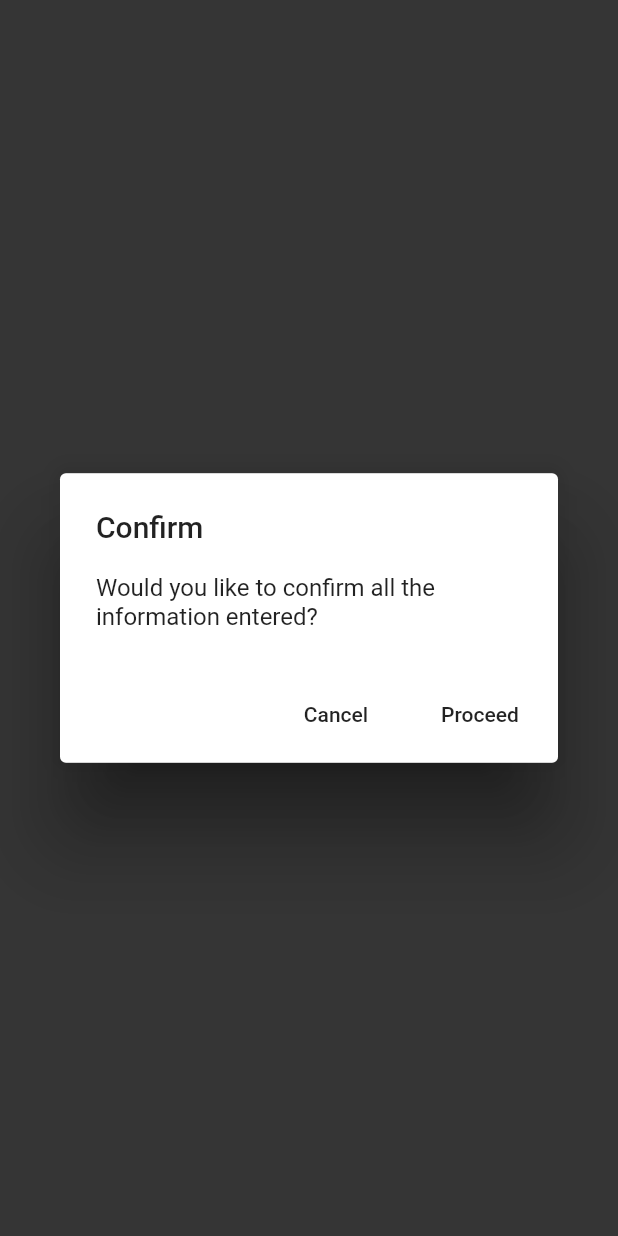
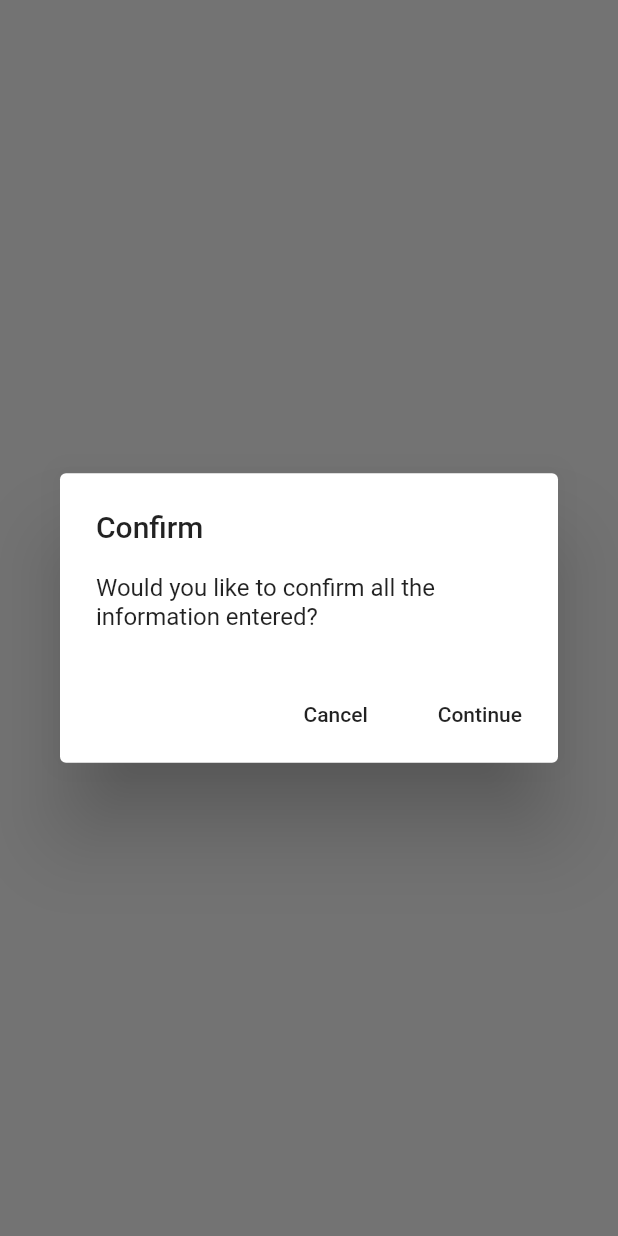
Before and after one commit to sayyidkhan/pdf_builder, a Flutter app: what showAlertDialog() shows on an empty page, opened directly, on a phone screen of 412 x 824 dp. Run offline on Flutter 3.47's test engine with Material 2 defaults, Android fonts, the phone set to English and light mode, and no system bars; our stand-ins replace flutter_datetime_picker, google_fonts, pdf, printing; missing offline and left inert: date_range_picker, flutter_full_pdf_viewer.

Commit message:
checkpoint for completing the form, now need to link the form to the pdf engine...

```diff
--- a/lib/constant/AlertBoxContent.dart
+++ b/lib/constant/AlertBoxContent.dart
@@ -18,13 +18,14 @@ class AlertBoxStatus {
       "Your document have been successfully processed."
   );
 
-  static void changeStatus(String title,String description,AlertBoxEnum alertBoxEnum){
+  static void changeStatus(String title,String description,AlertBoxEnum alertBoxEnum) {
     switch(alertBoxEnum){
       case AlertBoxEnum.confirm:
         title = AlertBoxStatus.confirm.title;
         description = AlertBoxStatus.confirm.description;
         break;
       case AlertBoxEnum.loading:
+        print("test");
         title = AlertBoxStatus.loading.title;
         description = AlertBoxStatus.loading.description;
         break;
@@ -33,7 +34,6 @@ class AlertBoxStatus {
         description = AlertBoxStatus.loading.description;
         break;
     }
-    return;
   }
 
 }
--- a/lib/main.dart
+++ b/lib/main.dart
@@ -31,8 +31,8 @@ class MyHomePage extends StatelessWidget {
     return Scaffold(
       appBar: AppBar(
         title: Text("Invoice Builder"),
+        automaticallyImplyLeading: false,
       ),
-
       body:
       listArray.isEmpty ?
         InvoiceOverviewWidget.emptyList() :
--- a/lib/widget/ui/alertbox/AlertBox.dart
+++ b/lib/widget/ui/alertbox/AlertBox.dart
@@ -1,123 +1,129 @@
 
 
 import 'package:flutter/material.dart';
+import 'package:flutter_datetime_picker/flutter_datetime_picker.dart';
 import 'package:pdf_test/constant/AlertBoxContent.dart';
+import 'package:pdf_test/main.dart';
+import 'package:pdf_test/widget/transitions/PageTransistions.dart';
 
 class AlertBox {
-  // static void showAlertDialog(BuildContext context) {
-  //   String title;
-  //   String description;
-  //   AlertBoxStatus.changeStatus(title, description,AlertBoxEnum.confirm);
-  //
-  //   showDialog(
-  //     barrierDismissible: false,
-  //     context: context,
-  //     builder: (context) {
-  //       return StatefulBuilder(
-  //         builder: (context, setState) {
-  //           return AlertDialog(
-  //             title: Text(title),
-  //             content: Text(description),
-  //             actions: <Widget>[
-  //               FlatButton(
-  //                   onPressed: () {
-  //                     setState(() => {
-  //                       title = AlertBoxStatus.loading.title,
-  //                       description = AlertBoxStatus.loading.description,
-  //                     });
-  //                   },
-  //                   child: Text("Change"))
-  //             ],
-  //           );
-  //         },
-  //       );
-  //     },
-  //   );
-  // }
+  static List<Widget> listOfButtons = initListOfButtons();
 
-  static void showAlertDialog(BuildContext context) {
-    int selectTitleOption = 0;
+  static List<Widget> initListOfButtons() {
+    //confirm buttons
+    List<Widget> listOfConfirmButton = new List();
 
-    String selectTitle(int no) {
-      switch (no) {
-        case 0:
-          return "Confirm";
-        case 1:
-          return "Loading...";
-        case 2:
-          return "Completed";
-      }
-      return "";
-    }
+    List<Widget> listOfButtons = new List();
+    return listOfButtons;
+  }
 
-    String selectDialogContent(int no) {
-      switch (no) {
-        case 0:
-          return "Would you like to confirm all the information entered?";
-        case 1:
-          return "Please Wait while we convert your document into a PDF...";
-        case 2:
-          return "Completed";
-      }
-      return "";
-    }
-
-    // set up the buttons
-    Widget cancelButton = FlatButton(
+  static Widget _cancelButton({BuildContext context}) {
+    return FlatButton(
       child: Text("Cancel"),
       onPressed: () {
         Navigator.of(context).pop();
       },
     );
-    Widget continueButton = FlatButton(
-      child: Text("Proceed"),
+  }
+
+  static Widget _pleaseWaitButton() {
+    return FlatButton(
+      child: Text("Please Wait..."),
+      onPressed: null,
+    );
+  }
+
+  static Widget _generalButton(
+      {BuildContext context, String title, Function onClick}) {
+    return FlatButton(
+      child: Text(title),
       onPressed: () {
-        print(selectTitleOption.toString());
-        selectTitleOption++;
+        onClick();
       },
     );
+  }
 
-    // show the dialog
-    showDialog(
-      context: context,
-      builder: (BuildContext context) {
-        StateSetter _setState;
-        String description;
+  static void showAlertDialog(BuildContext context) {
+    int buttonListSelect = 0;
+    String title = AlertBoxStatus.confirm.title;
+    String description = AlertBoxStatus.confirm.description;
 
-        return AlertDialog(
-          title: Text(selectTitle(selectTitleOption)),
-          content: StatefulBuilder(
-            builder: (BuildContext context, StateSetter setState) {
-              _setState = setState;
+    void changeToLoadingScreen(StateSetter setState) {
+      setState(() {
+        title = AlertBoxStatus.loading.title;
+        description = AlertBoxStatus.loading.description;
+        buttonListSelect = 1;
+      });
 
-              _setState(() {
-                description = selectDialogContent(selectTitleOption);
-              });
+      new Future.delayed(new Duration(seconds: 2), () {
+        setState(() {
+          title = AlertBoxStatus.completed.title;
+          description = AlertBoxStatus.completed.description;
+          buttonListSelect = 2;
+        });
+      });
+    }
 
-              return Text(description);
-            },
-          ),
-          actions: [
-            cancelButton,
-            continueButton,
-          ],
-        );
-      },
-    );
+    goToHomePage(BuildContext context) {
+      print("go to home page");
+      Navigator.of(context).pushReplacement(SlideRightRoute(page: MyHomePage()));
+    }
+
+    void goToResultScreen() {
+      print("go to result screen");
+    }
+
+    void changeButtonLayout() {
+
+    }
 
     showDialog(
+      barrierDismissible: false,
       context: context,
-      builder: (BuildContext context) {
-        return AlertDialog(
-          title: Text(selectTitle(selectTitleOption)),
-          content: Text(
-              "Would you like to confirm all the information entered?"),
-          actions: [
-            cancelButton,
-            continueButton,
-          ],
+      builder: (context) {
+        return StatefulBuilder(
+          builder: (context, setState) {
+            //setup all button list
+            final confirmationScreen = <Widget>[
+              _cancelButton(context: context),
+              _generalButton(
+                context: context,
+                title: "Continue",
+                onClick: () => changeToLoadingScreen(setState),
+              ),
+            ];
+            final loadingScreen = <Widget>[
+              _pleaseWaitButton(),
+              new CircularProgressIndicator(),
+              SizedBox(width: 5,)
+            ];
+            final completedScreen = <Widget>[
+              _generalButton(
+                context: context,
+                title: "Go Back To Main Menu",
+                onClick: () => goToHomePage(context),
+              ),
+              _generalButton(
+                context: context,
+                title: "View PDF",
+                onClick: () => goToResultScreen(),
+              ),
+            ];
+            //store in a list
+            final buttonList = new List();
+            buttonList.add(confirmationScreen);
+            buttonList.add(loadingScreen);
+            buttonList.add(completedScreen);
+
+            return AlertDialog(
+              title: Text(title),
+              content: Text(description),
+              actions: buttonList[buttonListSelect],
+            );
+          },
         );
       },
     );
   }
+
 }
```
Also changed, not shown: lib/widget/transitions/PageTransistions.dart (added, +27 -0 lines), 2 other files.
